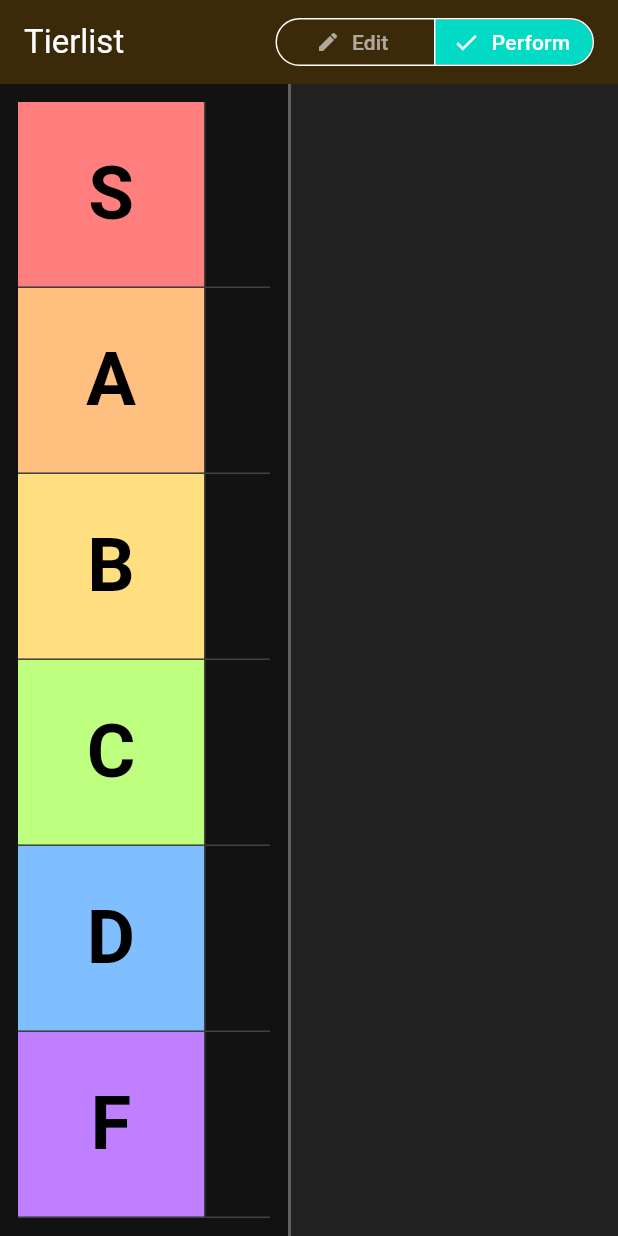
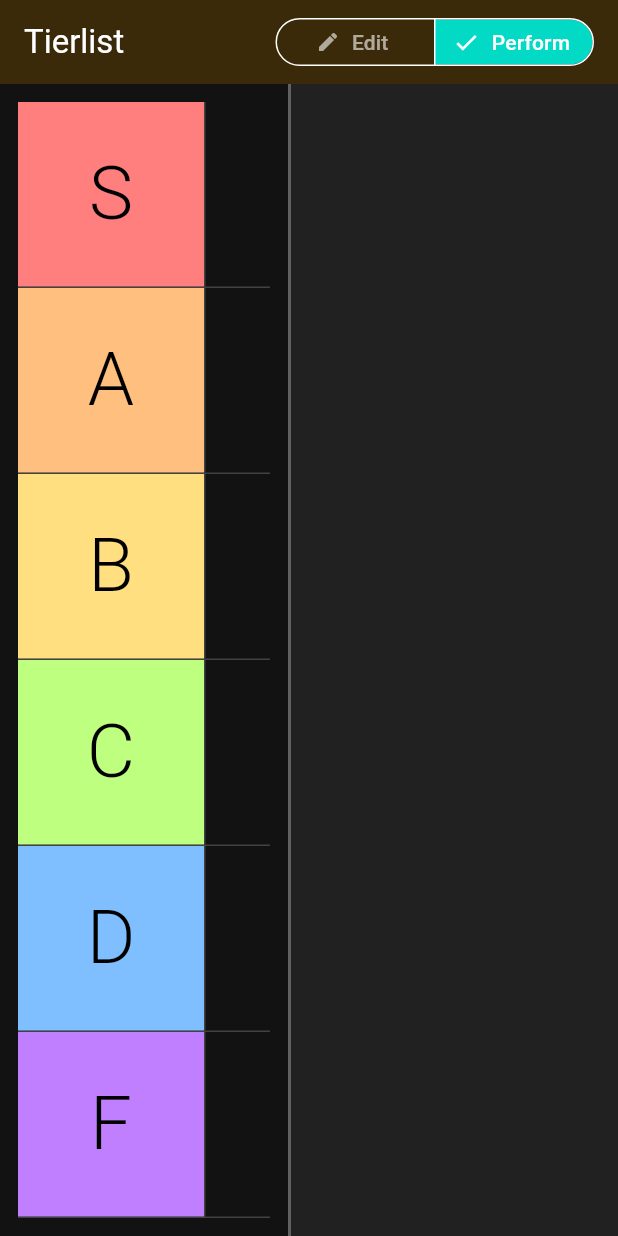
Before and after one commit to easton873/tierlist, a Flutter app: the screen it shows after launch, after a tap on "Perform", on a phone screen of 412 x 824 dp. Run offline on Flutter 3.47's test engine with Material 3 defaults, Android fonts, the phone set to English and light mode, and no system bars; our stand-ins replace file_picker, flutter_riverpod; missing offline and left inert: flex_color_picker.

Commit message:
Adjust font

```diff
--- a/lib/widgets/tier_label_widget.dart
+++ b/lib/widgets/tier_label_widget.dart
@@ -21,7 +21,7 @@ class TierLabelWidget extends StatelessWidget {
       child: Text(
         label,
         style: TextStyle(
-          fontWeight: FontWeight.bold,
+          fontWeight: FontWeight.w300,
           fontSize: size * 0.4,
           color: Colors.black,
         ),
```
